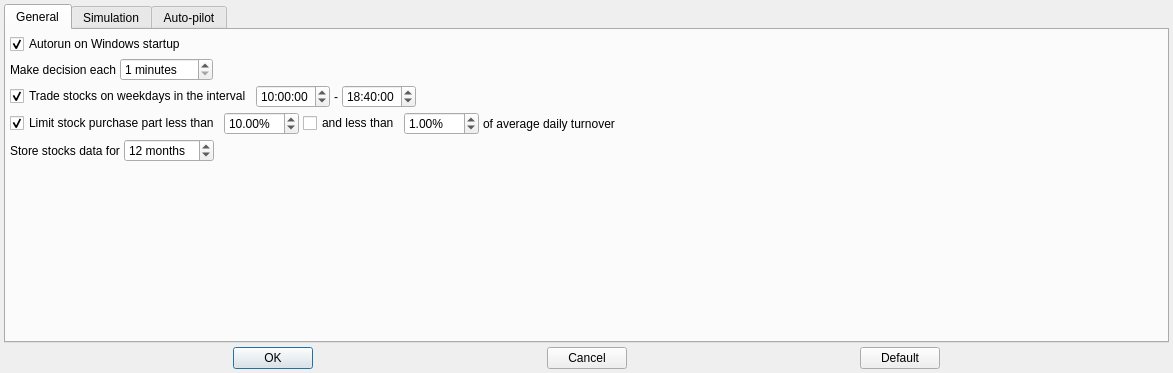
Before: the Qt Designer form app/src/dialogs/settingsdialog/settingsdialog.ui in Gris87/TInvestor, drawn with Qt 5.
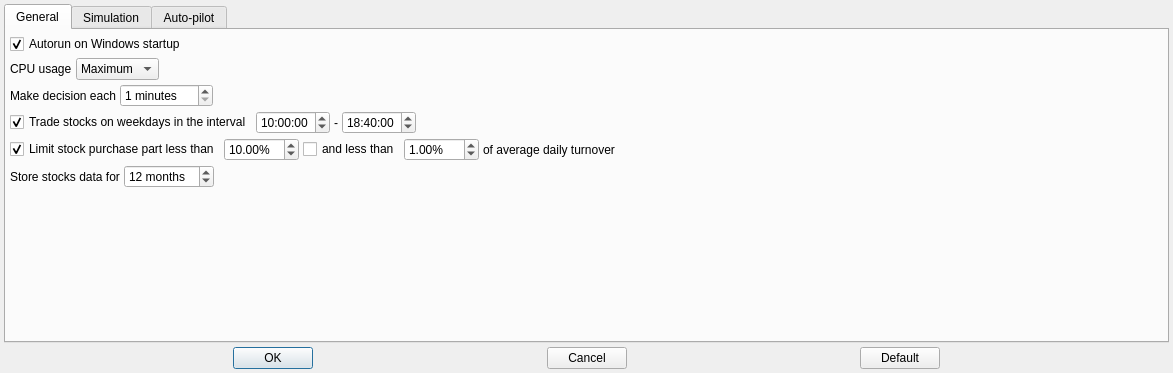
After: the same form once the commit is applied.

Commit message: Limit CPU usage

```diff
--- a/app/src/dialogs/settingsdialog/settingsdialog.ui
+++ b/app/src/dialogs/settingsdialog/settingsdialog.ui
@@ -64,6 +64,60 @@
          </property>
         </widget>
        </item>
+       <item>
+        <layout class="QHBoxLayout" name="horizontalLayout_7">
+         <property name="spacing">
+          <number>4</number>
+         </property>
+         <item>
+          <widget class="QLabel" name="label_5">
+           <property name="text">
+            <string>CPU usage</string>
+           </property>
+          </widget>
+         </item>
+         <item>
+          <widget class="QComboBox" name="cpuUsageComboBox">
+           <property name="currentIndex">
+            <number>3</number>
+           </property>
+           <item>
+            <property name="text">
+             <string>Minimum</string>
+            </property>
+           </item>
+           <item>
+            <property name="text">
+             <string>Normal</string>
+            </property>
+           </item>
+           <item>
+            <property name="text">
+             <string>Optimal</string>
+            </property>
+           </item>
+           <item>
+            <property name="text">
+             <string>Maximum</string>
+            </property>
+           </item>
+          </widget>
+         </item>
+         <item>
+          <spacer name="horizontalSpacer_9">
+           <property name="orientation">
+            <enum>Qt::Orientation::Horizontal</enum>
+           </property>
+           <property name="sizeHint" stdset="0">
+            <size>
+             <width>40</width>
+             <height>20</height>
+            </size>
+           </property>
+          </spacer>
+         </item>
+        </layout>
+       </item>
        <item>
         <layout class="QHBoxLayout" name="horizontalLayout">
          <property name="spacing">
```
The commit also changes 22 other files.
